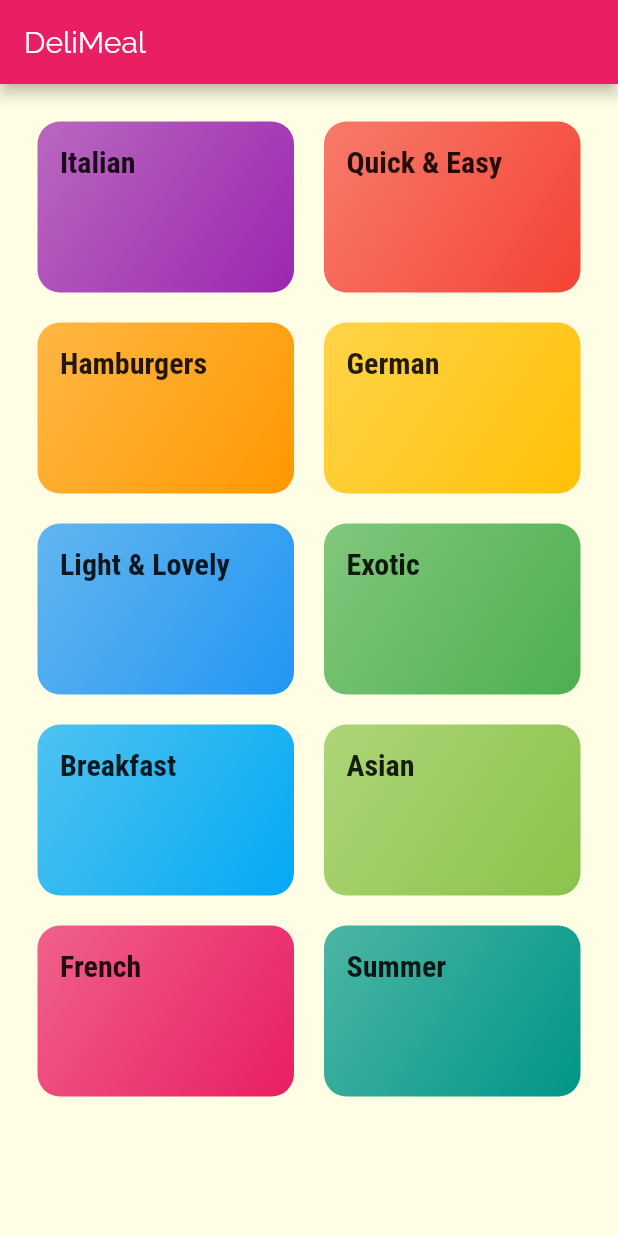
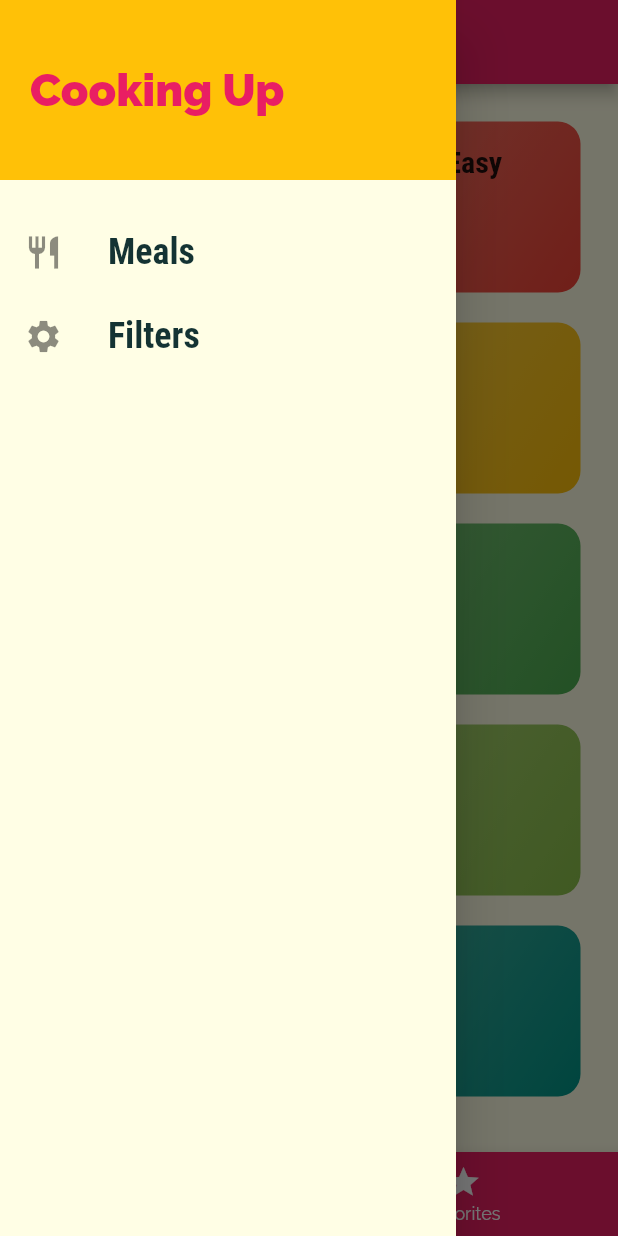
Before and after one commit to missaouiamal/food_app, a Flutter app: the screen it shows after launch, with the side drawer open (before the commit the screen has no drawer), on a phone screen of 412 x 824 dp. Run offline on Flutter 3.47's test engine with Material 2 defaults, Android fonts, the phone set to English and light mode, and no system bars.

Commit message:
final touch

```diff
--- a/lib/main.dart
+++ b/lib/main.dart
@@ -1,12 +1,72 @@
 import 'package:flutter/material.dart';
-import 'package:food_app/views/screens/category_meals.dart';
+
+import './dummy_data.dart';
+import './views/screens/filters_screen.dart';
+import './views/screens/tabs_screen.dart';
+import './views/screens/category_meals.dart';
+import './views/screens/meal_detail.dart';
 import './views/screens/categories_screen.dart';
+import './models/meal.dart';
 
 void main() {
   runApp(MyApp());
 }
 
-class MyApp extends StatelessWidget {
+class MyApp extends StatefulWidget {
+  @override
+  _MyAppState createState() => _MyAppState();
+}
+
+class _MyAppState extends State<MyApp> {
+  Map<String, bool> _filters = {
+    'gluten': false,
+    'lactose': false,
+    'vegan': false,
+    'vegetarian': false,
+  };
+  List<Meal> _availableMeals = DUMMY_MEALS;
+  List<Meal> _favoriteMeals = [];
+  void _setFilters(Map<String, bool> filterData) {
+    setState(() {
+      _filters = filterData;
+      _availableMeals = DUMMY_MEALS.where((meal) {
+        if (_filters['gluten'] && !meal.isGlutenFree) {
+          return false;
+        }
+        if (_filters['lactose'] && !meal.isLactoseFree) {
+          return false;
+        }
+        if (_filters['vegan'] && !meal.isVegan) {
+          return false;
+        }
+        if (_filters['vegetarian'] && !meal.isVegetarian) {
+          return false;
+        }
+        return true;
+      }).toList();
+    });
+  }
+
+  void _toggleFavorites(String mealId) {
+    final existingIndex =
+        _favoriteMeals.indexWhere((meal) => meal.id == mealId);
+    if (existingIndex > 0) {
+      setState(() {
+        _favoriteMeals.removeAt(existingIndex);
+      });
+    } else {
+      setState(() {
+        _favoriteMeals.add(
+          DUMMY_MEALS.firstWhere((meal) => meal.id == mealId),
+        );
+      });
+    }
+  }
+
+  bool _isMealFavorite(String id) {
+    return _favoriteMeals.any((meal) => meal.id == id);
+  }
+
   @override
   Widget build(BuildContext context) {
     return MaterialApp(
@@ -34,9 +94,24 @@ class MyApp extends StatelessWidget {
       //home: CategoriesScreen(),
       initialRoute: '/', // default is '/'
       routes: {
-        '/': (ctx) => CategoriesScreen(),
+        '/': (ctx) => TabsScreen(_favoriteMeals),
         //'/categories-meals': (ctx) => CategoryMeals(),
-        CategoryMeals.routeName: (ctx) => CategoryMeals(),
+        CategoryMeals.routeName: (ctx) => CategoryMeals(_availableMeals),
+        MealDetail.routeName: (ctx) =>
+            MealDetail(_toggleFavorites, _isMealFavorite),
+        FiltersScreen.routeName: (ctx) => FiltersScreen(_filters, _setFilters),
+      },
+      /*onGenerateRoute: (settings) {
+        print(settings);
+        if (settings.name == 'meal-detail') {
+          return ...;
+        } else if (settings.name == '/something-else') {
+          return ...;
+        }
+      },*/
+      // The fall Back : when you failed to load any route from above flutter uses onUnknownRoute as a last resource and to return smth to the user so the app won't crash
+      onUnknownRoute: (settings) {
+        return MaterialPageRoute(builder: (ctx) => CategoriesScreen());
       },
     );
   }
--- a/lib/views/screens/categories_screen.dart
+++ b/lib/views/screens/categories_screen.dart
@@ -5,11 +5,7 @@ import '../widgets/category_item.dart';
 class CategoriesScreen extends StatelessWidget {
   @override
   Widget build(BuildContext context) {
-    return Scaffold(
-      appBar: AppBar(
-        title: const Text('DeliMeal'),
-      ),
-      body: GridView(
+    return GridView(
       padding: const EdgeInsets.all(25),
       gridDelegate: SliverGridDelegateWithMaxCrossAxisExtent(
         maxCrossAxisExtent: 200,
@@ -24,7 +20,6 @@ class CategoriesScreen extends StatelessWidget {
                 color: catData.color,
               ))
           .toList(),
-      ),
     );
   }
 }
--- /dev/null
+++ b/lib/views/screens/tabs_screen.dart
@@ -0,0 +1,98 @@
+import 'package:flutter/material.dart';
+
+import '../../models/meal.dart';
+import '../../views/widgets/main_drawer.dart';
+import '../../views/screens/favorites.dart';
+import '../../views/screens/categories_screen.dart';
+
+class TabsScreen extends StatefulWidget {
+  final List<Meal> favoriteMeals;
+
+  TabsScreen(this.favoriteMeals);
+  @override
+  _TabsScreenState createState() => _TabsScreenState();
+}
+
+class _TabsScreenState extends State<TabsScreen> {
+  List<Map<String, Object>> _pages;
+  int _selectedPageIndex = 0;
+
+  @override
+  void initState() {
+    _pages = [
+      {
+        'page': CategoriesScreen(),
+        'title': 'Categories',
+      },
+      {
+        'page': Favorites(widget.favoriteMeals),
+        'title': 'Your Favorite',
+      }
+    ];
+    super.initState();
+  }
+
+  void _selectPage(int index) {
+    setState(() {
+      _selectedPageIndex = index;
+    });
+  }
+
+  @override
+  Widget build(BuildContext context) {
+    /* return DefaultTabController(
+      length: 2,
+      initialIndex: 0,
+      child: Scaffold(
+        appBar: AppBar(
+          title: Text('Meals'),
+          bottom: TabBar(
+            tabs: [
+              Tab(
+                icon: Icon(Icons.category),
+                text: 'Categories',
+              ),
+              Tab(
+                icon: Icon(Icons.favorite),
+                text: 'Favorites',
+              ),
+            ],
+          ),
+        ),
+        body: TabBarView(
+          children: [
+            CategoriesScreen(),
+            Favorites(),
+          ],
+        ),
+      ),
+    );*/
+    return Scaffold(
+      appBar: AppBar(
+        title: Text(_pages[_selectedPageIndex]['title']),
+      ),
+      drawer: MainDrawer(),
+      bottomNavigationBar: BottomNavigationBar(
+        onTap: _selectPage,
+        backgroundColor: Theme.of(context).primaryColor,
+        unselectedItemColor: Colors.white,
+        selectedItemColor: Theme.of(context).accentColor,
+        currentIndex: _selectedPageIndex,
+        //type: BottomNavigationBarType.shifting,
+        items: [
+          BottomNavigationBarItem(
+            //backgroundColor: Theme.of(context).primaryColor,
+            icon: Icon(Icons.category),
+            title: Text('Categories'),
+          ),
+          BottomNavigationBarItem(
+            //backgroundColor: Theme.of(context).primaryColor,
+            icon: Icon(Icons.star),
+            title: Text('Favorites'),
+          ),
+        ],
+      ),
+      body: _pages[_selectedPageIndex]['page'],
+    );
+  }
+}
--- /dev/null
+++ b/lib/views/widgets/main_drawer.dart
@@ -0,0 +1,55 @@
+import 'package:flutter/material.dart';
+
+import '../../views/screens/filters_screen.dart';
+
+class MainDrawer extends StatelessWidget {
+  Widget buildListTile(String title, IconData icon, Function tapHandler) {
+    return ListTile(
+      leading: Icon(
+        icon,
+        size: 26,
+      ),
+      title: Text(
+        title,
+        style: TextStyle(
+            fontFamily: 'RobotoCondensed',
+            fontSize: 24,
+            fontWeight: FontWeight.bold),
+      ),
+      onTap: tapHandler,
+    );
+  }
+
+  @override
+  Widget build(BuildContext context) {
+    return Drawer(
+      child: Column(
+        children: [
+          Container(
+            height: 120,
+            width: double.infinity,
+            padding: const EdgeInsets.all(20),
+            alignment: Alignment.centerLeft,
+            color: Theme.of(context).accentColor,
+            child: Text(
+              'Cooking Up',
+              style: TextStyle(
+                  fontWeight: FontWeight.w900,
+                  fontSize: 30,
+                  color: Theme.of(context).primaryColor),
+            ),
+          ),
+          SizedBox(
+            height: 20,
+          ),
+          buildListTile('Meals', Icons.restaurant, () {
+            Navigator.of(context).pushReplacementNamed('/');
+          }),
+          buildListTile('Filters', Icons.settings, () {
+            Navigator.of(context).pushReplacementNamed(FiltersScreen.routeName);
+          }),
+        ],
+      ),
+    );
+  }
+}
```
Also changed, not shown: lib/views/screens/category_meals.dart (+44 -14 lines), lib/views/screens/favorites.dart (added, +35 -0 lines), lib/views/screens/filters_screen.dart (added, +136 -0 lines), lib/views/screens/meal_detail.dart (added, +104 -0 lines), lib/views/widgets/meal_item.dart (added, +154 -0 lines). Lines whose indentation alone changed are shown as unchanged.
